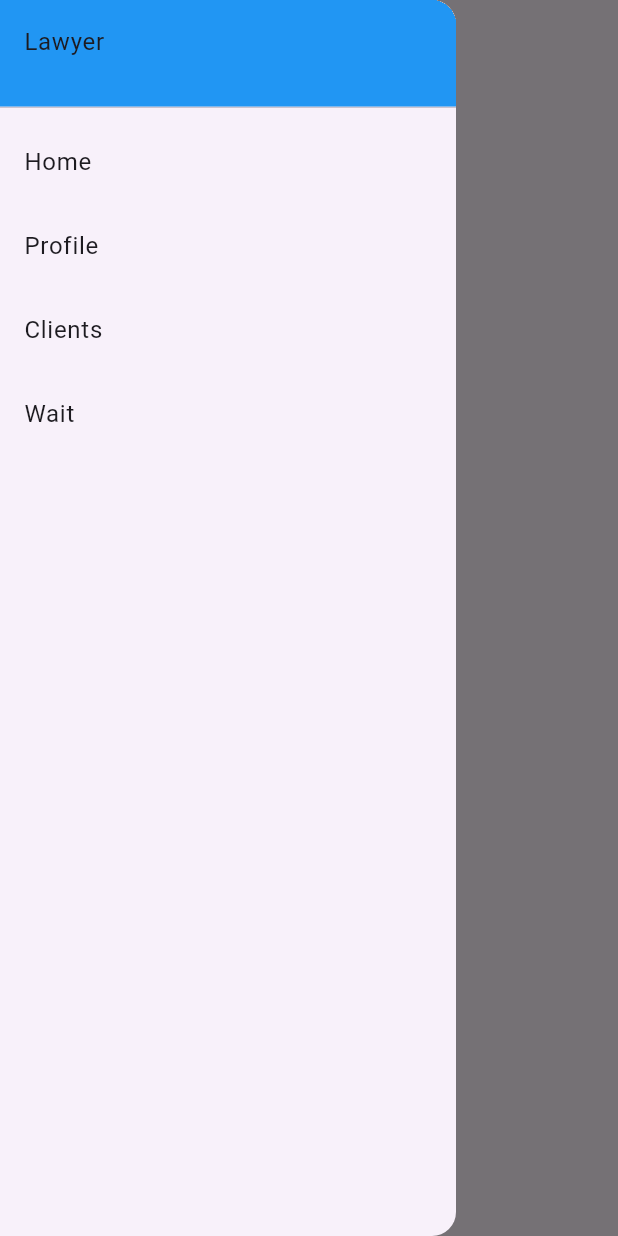
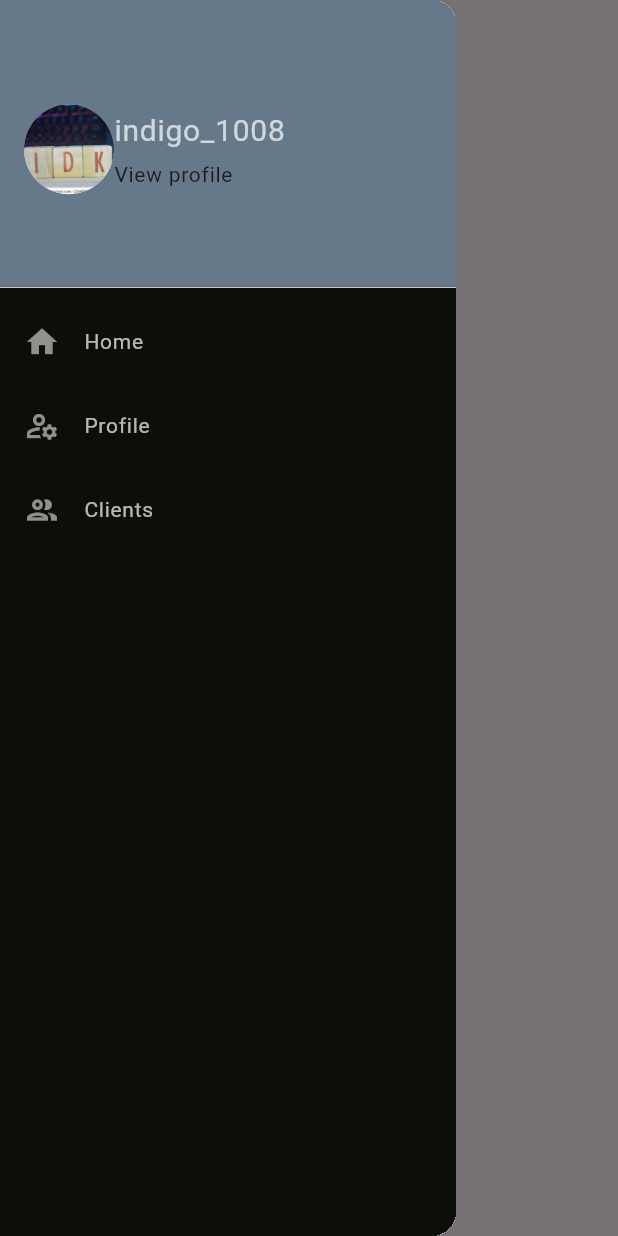
Before and after one commit to M-A-Edwards/legalite, a Flutter app: the screen it shows after launch, with the side drawer open, on a phone screen of 412 x 824 dp. Run offline on Flutter 3.47's test engine with Material 3 defaults, Android fonts, the light colour scheme and no system bars.

Commit message:
a better drawer

```diff
--- a/lib/Lpages/HomeScreen.dart
+++ b/lib/Lpages/HomeScreen.dart
@@ -8,45 +8,90 @@ class Home extends StatefulWidget {
 }
 
 class _HomeState extends State<Home> {
+  final padding = const EdgeInsets.symmetric(horizontal: 20);
   @override
   Widget build(BuildContext context) {
+    const name = "indigo_1008";
+    // const urlImage =
+    //     "https://www.shutterstock.com/image-photo/photo-words-wooden-block-objects-arranged-2364889927";
     return Scaffold(
       appBar: AppBar(
         title: const Text('Home'),
       ),
       drawer: Drawer(
+        child: Material(
+          color: const Color.fromARGB(255, 12, 15, 8),
           child: ListView(
             padding: EdgeInsets.zero,
             children: [
-            const SizedBox(
-              height: 80,
+              SizedBox(
+                height: 200,
                 child: DrawerHeader(
-                decoration: BoxDecoration(
-                  color: Colors.blue,
+                  decoration: const BoxDecoration(
+                    color: Color.fromARGB(255, 101, 121, 138),
                   ),
-                child: Text('Lawyer'),
+                  child: InkWell(
+                    child: Container(
+                      padding: const EdgeInsets.symmetric(vertical: 40),
+                      child: const Row(
+                        children: [
+                          CircleAvatar(
+                              radius: 30,
+                              backgroundImage:
+                                  AssetImage('lib/static/idk.jpg')),
+                          Column(
+                            children: [
+                              SizedBox(
+                                height: 10,
+                              )
+                            ],
+                          ),
+                          Column(
+                              mainAxisAlignment: MainAxisAlignment.center,
+                              crossAxisAlignment: CrossAxisAlignment.start,
+                              children: [
+                                Text(name,
+                                    style: TextStyle(
+                                        fontSize: 20, color: Colors.white70)),
+                                SizedBox(
+                                  height: 4,
+                                ),
+                                Text(
+                                  "View profile",
+                                  style: TextStyle(fontSize: 14),
+                                )
+                              ])
+                        ],
+                      ),
+                    ),
+                  ),
                 ),
               ),
               ListTile(
-              title: const Text('Home'),
+                leading: const Icon(
+                  IconData(0xe318, fontFamily: 'MaterialIcons'),
+                  color: Colors.white54,
+                ),
+                title: const Text('Home',
+                    style: TextStyle(fontSize: 14, color: Colors.white70)),
                 onTap: () {
                   Navigator.pop(context);
                 },
               ),
               ListTile(
-              title: const Text('Profile'),
+                leading: const Icon(Icons.manage_accounts_outlined,
+                    color: Colors.white54),
+                title: const Text('Profile',
+                    style: TextStyle(fontSize: 14, color: Colors.white70)),
                 onTap: () {
                   Navigator.pop(context);
                 },
               ),
               ListTile(
-              title: const Text('Clients'),
-              onTap: () {
-                Navigator.pop(context);
-              },
-            ),
-            ListTile(
-              title: const Text('Wait'),
+                leading: const Icon(Icons.people_outline_outlined,
+                    color: Colors.white54),
+                title: const Text('Clients',
+                    style: TextStyle(fontSize: 14, color: Colors.white70)),
                 onTap: () {
                   Navigator.pop(context);
                 },
@@ -54,6 +99,7 @@ class _HomeState extends State<Home> {
             ],
           ),
         ),
+      ),
     );
   }
 }
--- a/pubspec.yaml
+++ b/pubspec.yaml
@@ -57,7 +57,8 @@ flutter:
   # included with your application, so that you can use the icons in
   # the material Icons class.
   uses-material-design: true
-
+  assets:
+    - lib/static/idk.jpg
   # To add assets to your application, add an assets section, like this:
   # assets:
   #   - images/a_dot_burr.jpeg
```
Also changed, not shown: lib/static/idk.jpg (added). Lines whose indentation alone changed are shown as unchanged.
